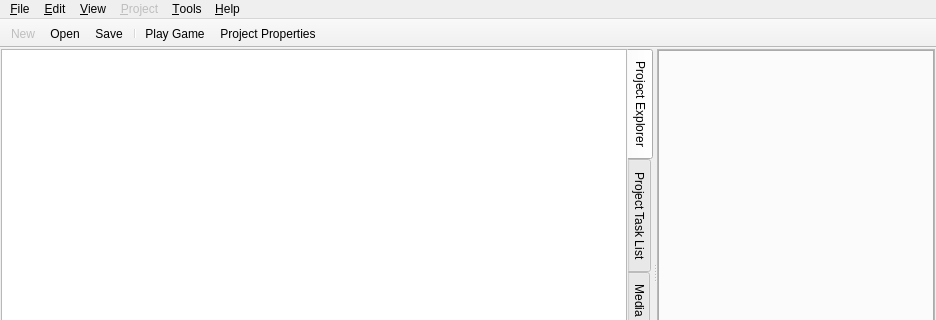
First picture: the form in src/mainwindow.ui, repository Eggbertx/QtSphere-IDE, before the edit; both pictures show x 0 to 936 and y 0 to 320 of the 936 by 518 pixel window.
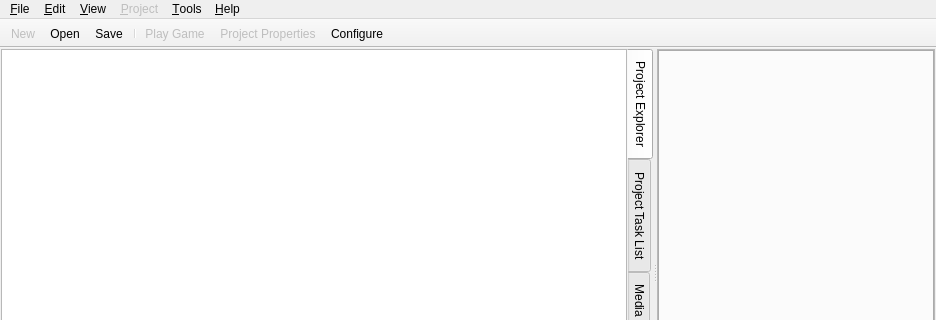
Second picture: the form after the edit. Icons and pictures are not drawn.

Commit message: Change engine icon on main toolbar according to engine selected, add config button

Patch:
```diff
--- a/src/mainwindow.ui
+++ b/src/mainwindow.ui
@@ -434,6 +434,7 @@
    <addaction name="separator"/>
    <addaction name="toolbarPlayGame"/>
    <addaction name="toolbarProjectProperties"/>
+   <addaction name="actionLegacyConfig"/>
   </widget>
   <widget class="QStatusBar" name="statusBar"/>
   <action name="actionClose_Project">
@@ -659,6 +660,9 @@
    </property>
   </action>
   <action name="toolbarPlayGame">
+   <property name="enabled">
+    <bool>false</bool>
+   </property>
    <property name="icon">
     <iconset resource="res/qsires.qrc">
      <normaloff>:/icons/sphere-icon.png</normaloff>:/icons/sphere-icon.png</iconset>
@@ -674,6 +678,9 @@
    </property>
   </action>
   <action name="toolbarProjectProperties">
+   <property name="enabled">
+    <bool>false</bool>
+   </property>
    <property name="icon">
     <iconset resource="res/qsires.qrc">
      <normaloff>:/icons/gears.png</normaloff>:/icons/gears.png</iconset>
@@ -763,6 +770,21 @@
     <string>8x</string>
    </property>
   </action>
+  <action name="actionLegacyConfig">
+   <property name="enabled">
+    <bool>true</bool>
+   </property>
+   <property name="icon">
+    <iconset resource="res/qsires.qrc">
+     <normaloff>:/icons/legacyconfig-24x24.png</normaloff>:/icons/legacyconfig-24x24.png</iconset>
+   </property>
+   <property name="text">
+    <string>Configure</string>
+   </property>
+   <property name="toolTip">
+    <string>Run legacy config.exe (only available for legacy engine)</string>
+   </property>
+  </action>
  </widget>
  <layoutdefault spacing="6" margin="11"/>
  <resources>
```
The commit also changes 14 other files.
